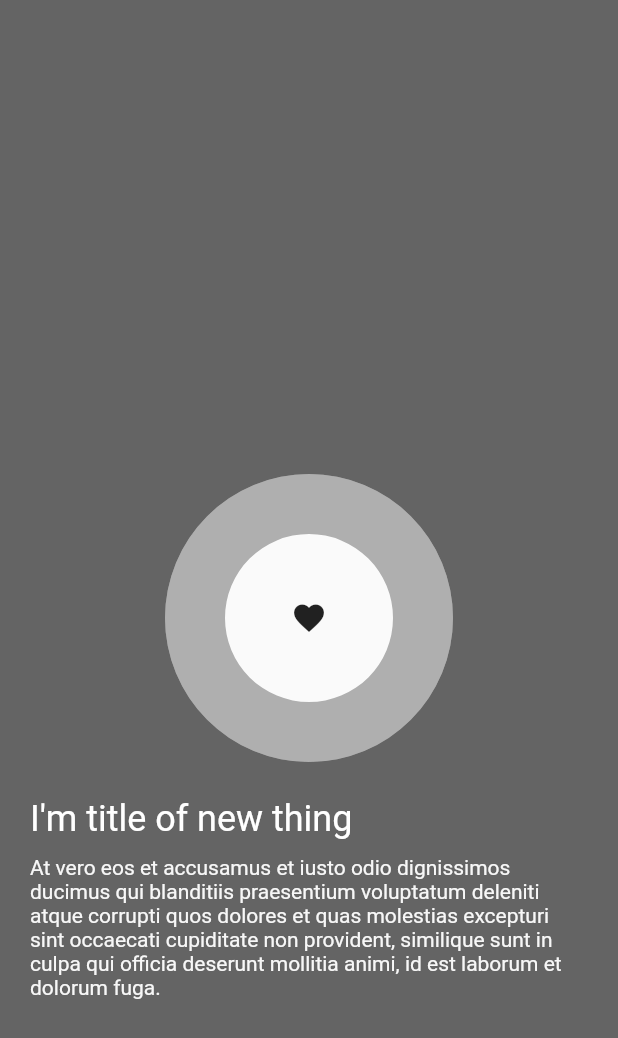
After one commit to AtamyratBabayev/tests_project, a Flutter app: the screen it shows after launch, after a tap on the "favorite" icon, on a phone screen of 412 x 824 dp. The commit adds this screen. Shown: the top 1038 px of the screen. Run offline on Flutter 3.47's test engine with Material 2 defaults, Android fonts, the phone set to English and light mode, and no system bars.

Commit message:
added showcase feature

```diff
--- a/lib/src/app.dart
+++ b/lib/src/app.dart
@@ -1,5 +1,6 @@
 import 'package:flutter/material.dart';
 import 'package:tests_project/src/features/features.dart';
+import 'package:tests_project/src/features/show_case/show_case_screen.dart';
 
 class MyApp extends StatelessWidget {
   const MyApp({super.key});
@@ -9,7 +10,7 @@ class MyApp extends StatelessWidget {
     return MaterialApp(
       title: 'Flutter Demo',
       theme: ThemeData.light(),
-      home: const ScrollWithTabsScreen(),
+      home: const ShowCaseScreen(),
     );
   }
 }
--- a/lib/src/features/features.dart
+++ b/lib/src/features/features.dart
@@ -1 +1,2 @@
 export 'scroll_with_tabs/scroll_with_tabs_screen.dart';
+export 'show_case/show_case_screen.dart';
--- /dev/null
+++ b/lib/src/features/show_case/show_case_screen.dart
@@ -0,0 +1,58 @@
+import 'package:flutter/material.dart';
+import 'package:tests_project/src/features/show_case/widgets/show_case_widget.dart';
+
+class ShowCaseScreen extends StatefulWidget {
+  const ShowCaseScreen({super.key});
+
+  @override
+  State<ShowCaseScreen> createState() => _ShowCaseScreenState();
+}
+
+class _ShowCaseScreenState extends State<ShowCaseScreen> {
+  OverlayEntry? _entry;
+  final elevatedButtonKey = GlobalKey();
+
+  @override
+  void initState() {
+    super.initState();
+  }
+
+  @override
+  Widget build(BuildContext context) {
+    return Scaffold(
+      body: Center(
+        child: IconButton(
+          icon: const Icon(Icons.favorite),
+          key: elevatedButtonKey,
+          onPressed: () {
+            _showOverlay(context);
+          },
+        ),
+      ),
+    );
+  }
+
+  void _showOverlay(BuildContext context) {
+    final overlay = Overlay.of(context);
+    final renderBox =
+        elevatedButtonKey.currentContext!.findRenderObject() as RenderBox;
+    _entry = OverlayEntry(builder: (context) {
+      return ShowCaseWidget(
+        renderBox,
+        onAnimationFinished: () {
+          _entry!.remove();
+          _entry = null;
+        },
+      );
+    });
+
+    overlay.insert(_entry!);
+  }
+
+  @override
+  void dispose() {
+    _entry?.remove();
+    _entry = null;
+    super.dispose();
+  }
+}
--- /dev/null
+++ b/lib/src/features/show_case/widgets/show_case_painter.dart
@@ -0,0 +1,66 @@
+import 'package:flutter/material.dart';
+
+class ShowCasePainter extends CustomPainter {
+  final Offset centerPosition;
+  final Size widgetSize;
+  final Animation<double> openingAnimation;
+  final Animation<double> bouncingAnimation;
+  final double ringWidth;
+  final double widgetSizeMultiplier;
+  final double bouncingAnimationSizeMuliplier;
+
+  ShowCasePainter(
+      {required this.centerPosition,
+      required this.widgetSize,
+      required this.openingAnimation,
+      required this.bouncingAnimation,
+      this.widgetSizeMultiplier = 1.0,
+      this.bouncingAnimationSizeMuliplier = 10.0,
+      this.ringWidth = 10.0})
+      : super(repaint: Listenable.merge([openingAnimation, bouncingAnimation]));
+
+  @override
+  void paint(Canvas canvas, Size size) {
+    // Radius of circles on opening, this will be added on normal radius
+    final double animatedOpeningFactorRadius =
+        (1 - openingAnimation.value) * size.shortestSide;
+
+    // Radius of circles on bouncing animation
+    final double animatedBouncingFactorRadius =
+        bouncingAnimation.value * bouncingAnimationSizeMuliplier;
+
+    Paint outerCirclePaint = Paint();
+    outerCirclePaint.color = Colors.black.withOpacity(0.6);
+    outerCirclePaint.style = PaintingStyle.fill;
+    Rect outerCircleShape = Rect.fromCircle(
+        center: centerPosition,
+        radius: widgetSize.width * widgetSizeMultiplier +
+            animatedOpeningFactorRadius +
+            animatedBouncingFactorRadius);
+    Path outerCircle = Path();
+    outerCircle.addOval(outerCircleShape);
+    outerCircle.addRect(Rect.fromLTWH(0.0, 0.0, size.width, size.height));
+    outerCircle.fillType = PathFillType.evenOdd;
+
+    Paint innerCirclePaint = Paint();
+    innerCirclePaint.color = Colors.black.withOpacity(0.3);
+    innerCirclePaint.style = PaintingStyle.fill;
+    Path innerCircle = Path();
+    innerCircle.addOval(Rect.fromCircle(
+        center: centerPosition,
+        radius: widgetSize.width * widgetSizeMultiplier -
+            ringWidth +
+            animatedOpeningFactorRadius +
+            animatedBouncingFactorRadius));
+    innerCircle.addOval(outerCircleShape);
+    innerCircle.fillType = PathFillType.evenOdd;
+
+    canvas.drawPath(outerCircle, outerCirclePaint);
+    canvas.drawPath(innerCircle, innerCirclePaint);
+  }
+
+  @override
+  bool shouldRepaint(covariant CustomPainter oldDelegate) {
+    return true;
+  }
+}
--- /dev/null
+++ b/lib/src/features/show_case/widgets/show_case_widget.dart
@@ -0,0 +1,189 @@
+import 'package:flutter/material.dart';
+import 'package:tests_project/src/features/show_case/widgets/show_case_painter.dart';
+
+/// Widget that show showCase.
+///
+/// * [renderBox] used to find position and size of widget.
+class ShowCaseWidget extends StatefulWidget {
+  const ShowCaseWidget(this.renderBox,
+      {required this.onAnimationFinished, super.key});
+
+  final RenderBox renderBox;
+
+  final void Function() onAnimationFinished;
+
+  @override
+  State<ShowCaseWidget> createState() => _ShowCaseWidgetState();
+}
+
+class _ShowCaseWidgetState extends State<ShowCaseWidget>
+    with TickerProviderStateMixin {
+  // Staggered animation
+  late final AnimationController _mainAnimation;
+
+  // Bouncing animation of circles
+  late final AnimationController _bouncingAnimation;
+
+  @override
+  void initState() {
+    super.initState();
+    _mainAnimation = AnimationController(
+        vsync: this,
+        duration: const Duration(milliseconds: 1500),
+        reverseDuration: const Duration(milliseconds: 500));
+    _bouncingAnimation = AnimationController(
+        vsync: this, duration: const Duration(milliseconds: 800));
+    // Start main animation
+    _mainAnimation.forward();
+    // On main animation finished start bouncing animation
+    _mainAnimation.addListener(() {
+      if (_mainAnimation.isCompleted) {
+        _bouncingAnimation.forward();
+      } else if (_mainAnimation.isDismissed) {
+        widget.onAnimationFinished();
+      }
+    });
+    // Make animation continuously
+    _bouncingAnimation.addListener(() {
+      if (_bouncingAnimation.isCompleted) {
+        _bouncingAnimation.reverse();
+      } else if (_bouncingAnimation.isDismissed) {
+        _bouncingAnimation.forward();
+      }
+    });
+  }
+
+  @override
+  Widget build(BuildContext context) {
+    final centerPos = _getCorrectCenterPosition(widget.renderBox);
+    final widgetSize = widget.renderBox.size;
+    // Animation of circles on showcase started
+    final openingCurvedAnimation = CurvedAnimation(
+        parent: _mainAnimation,
+        curve: const Interval(0.000, 0.400, curve: Curves.easeOutCubic));
+    // Bouncing animation for circles
+    final bouncingCurvedAnimation =
+        CurvedAnimation(parent: _bouncingAnimation, curve: Curves.easeInOut);
+
+    // Appearing animation of title
+    final titleCurvedAnimation = CurvedAnimation(
+        parent: _mainAnimation,
+        curve: const Interval(0.400, 0.600, curve: Curves.easeOutCubic));
+
+    // Appearing animation of body text
+    final bodyCurvedAnimation = CurvedAnimation(
+        parent: _mainAnimation,
+        curve: const Interval(0.600, 0.800, curve: Curves.easeOutCubic));
+
+    // Appearing animation of continue button
+    final buttonCurvedAnimation = CurvedAnimation(
+        parent: _mainAnimation,
+        curve: const Interval(0.800, 1.000, curve: Curves.easeOutCubic));
+
+    return Material(
+      color: Colors.transparent,
+      child: Stack(
+        children: [
+          Positioned.fill(
+            child: CustomPaint(
+              painter: ShowCasePainter(
+                  widgetSizeMultiplier: 2,
+                  bouncingAnimationSizeMuliplier: 10.0,
+                  ringWidth: 40.0,
+                  bouncingAnimation: bouncingCurvedAnimation,
+                  centerPosition: centerPos,
+                  widgetSize: widgetSize,
+                  openingAnimation: openingCurvedAnimation),
+            ),
+          ),
+          Positioned(
+            top: centerPos.dy + 120.0,
+            child: SafeArea(
+              child: SizedBox(
+                width: MediaQuery.of(context).size.width,
+                child: Padding(
+                  padding: const EdgeInsets.symmetric(horizontal: 20.0),
+                  child: AnimatedBuilder(
+                      animation: _mainAnimation,
+                      builder: (context, _) {
+                        return Column(
+                          crossAxisAlignment: CrossAxisAlignment.start,
+                          mainAxisSize: MainAxisSize.min,
+                          children: [
+                            Transform.translate(
+                              offset: Offset(0.0,
+                                  (1.0 - titleCurvedAnimation.value) * 5.0),
+                              child: Opacity(
+                                opacity: titleCurvedAnimation.value,
+                                child: Text(
+                                  'I\'m title of new thing',
+                                  style: Theme.of(context)
+                                      .textTheme
+                                      .headlineSmall
+                                      ?.copyWith(color: Colors.white),
+                                ),
+                              ),
+                            ),
+                            const SizedBox(
+                              height: 10.0,
+                            ),
+                            Transform.translate(
+                              offset: Offset(
+                                  0.0, (1.0 - bodyCurvedAnimation.value) * 5.0),
+                              child: Opacity(
+                                opacity: bodyCurvedAnimation.value,
+                                child: Text(
+                                  'At vero eos et accusamus et iusto odio dignissimos ducimus qui blanditiis praesentium voluptatum deleniti atque corrupti quos dolores et quas molestias excepturi sint occaecati cupiditate non provident, similique sunt in culpa qui officia deserunt mollitia animi, id est laborum et dolorum fuga. ',
+                                  style: Theme.of(context)
+                                      .textTheme
+                                      .bodyMedium
+                                      ?.copyWith(color: Colors.white),
+                                ),
+                              ),
+                            ),
+                            const SizedBox(
+                              height: 10.0,
+                            ),
+                            Transform.translate(
+                              offset: Offset(0.0,
+                                  (1.0 - buttonCurvedAnimation.value) * 5.0),
+                              child: Opacity(
+                                opacity: buttonCurvedAnimation.value,
+                                child: SizedBox(
+                                  child: ElevatedButton(
+                                      onPressed: () {
+                                        _mainAnimation.reverse();
+                                      },
+                                      child: const Text('Et harum quidem')),
+                                ),
+                              ),
+                            ),
+                          ],
+                        );
+                      }),
+                ),
+              ),
+            ),
+          )
+        ],
+      ),
+    );
+  }
+
+  /// Returns center position of widget
+  Offset _getCorrectCenterPosition(RenderBox box) {
+    Offset position = box.localToGlobal(Offset.zero);
+    Size size = box.size;
+    return Offset(
+      position.dx + size.width ~/ 2,
+      position.dy + size.height ~/ 2,
+    );
+  }
+
+  @override
+  void dispose() {
+    _mainAnimation.dispose();
+    _bouncingAnimation.dispose();
+    super.dispose();
+  }
+}
```
Also changed, not shown: lib/src/features/show_case/widgets/widgets.dart (added).
